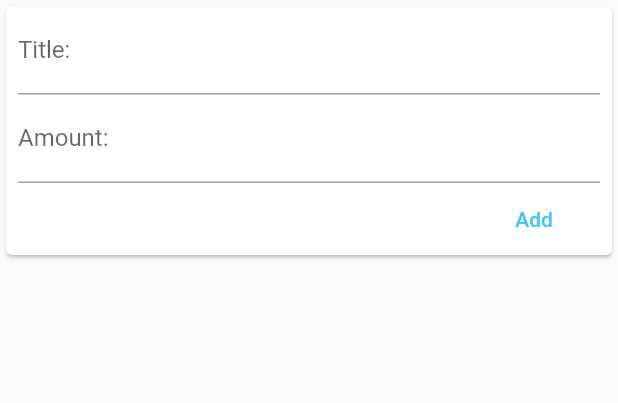
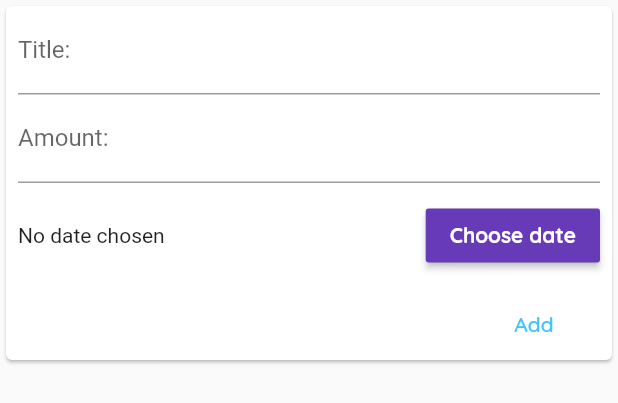
Before and after one commit to KarolWojtas/flutter_personal_expenses, a Flutter app: the TransactionForm widget shown alone on an empty page, opened directly, on a phone screen of 412 x 824 dp. Shown: the top 403 px of the screen. Run offline on Flutter 3.47's test engine with Material 2 defaults, Android fonts, the phone set to English and light mode, and no system bars; our stand-ins replace bloc, equatable, flutter_bloc; statements that could not run were skipped.

Commit message:
added datepicker

```diff
--- a/lib/transaction_form.dart
+++ b/lib/transaction_form.dart
@@ -1,4 +1,6 @@
 import 'package:flutter/material.dart';
+import 'package:intl/date_symbol_data_local.dart';
+import 'package:intl/intl.dart';
 
 import 'models/transaction.dart';
 
@@ -52,6 +54,37 @@ class _TransactionFormState extends State<TransactionForm> {
                   _submitForm(context);
                 },
               ),
+              Container(
+                height: 70,
+                child: Row(
+                  mainAxisAlignment: MainAxisAlignment.start,
+                  children: <Widget>[
+                    Expanded(
+                      child: _transactionFormData.date != null
+                          ? FutureBuilder(
+                              builder: (BuildContext ctx,
+                                      AsyncSnapshot asyncSnapshot) =>
+                                  Text(
+                                    'Picked date: ${DateFormat.yMMMd('pl-PL').format(_transactionFormData.date)}',
+                                    style: TextStyle(
+                                        fontSize: 13, color: Colors.grey),
+                                    textAlign: TextAlign.left,
+                                  ),
+                              future: initializeDateFormatting())
+                          : Text('No date chosen'),
+                    ),
+                    RaisedButton(
+                      color: Theme.of(context).primaryColor,
+                      textColor: Theme.of(context).textTheme.button.color,
+                      child: Text(
+                        'Choose date',
+                        style: TextStyle(fontWeight: FontWeight.bold),
+                      ),
+                      onPressed: () => _chooseDate(context),
+                    ),
+                  ],
+                ),
+              ),
               FlatButton(
                   child: Text('Add'),
                   textColor: Theme.of(context).accentColor,
@@ -72,4 +105,15 @@ class _TransactionFormState extends State<TransactionForm> {
       FocusScope.of(context).unfocus();
     }
   }
+
+  void _chooseDate(BuildContext context) async {
+    var date = await showDatePicker(
+        context: context,
+        initialDate: _transactionFormData.date ?? DateTime.now(),
+        firstDate: DateTime.now().subtract(Duration(days: 7)),
+        lastDate: DateTime.now());
+    setState(() {
+      _transactionFormData.date = date ?? null;
+    });
+  }
 }
```
Also changed, not shown: lib/chart.dart (+6 -2 lines), lib/main.dart (+7 -4 lines), lib/transaction_item.dart (+11 -28 lines).
